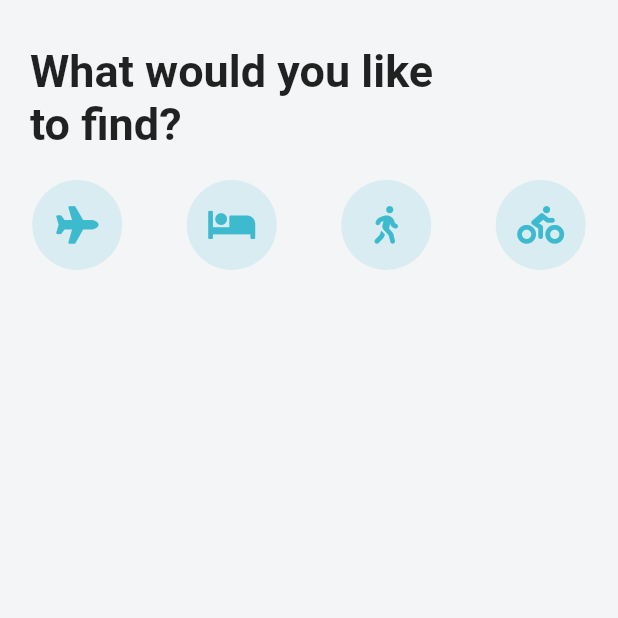
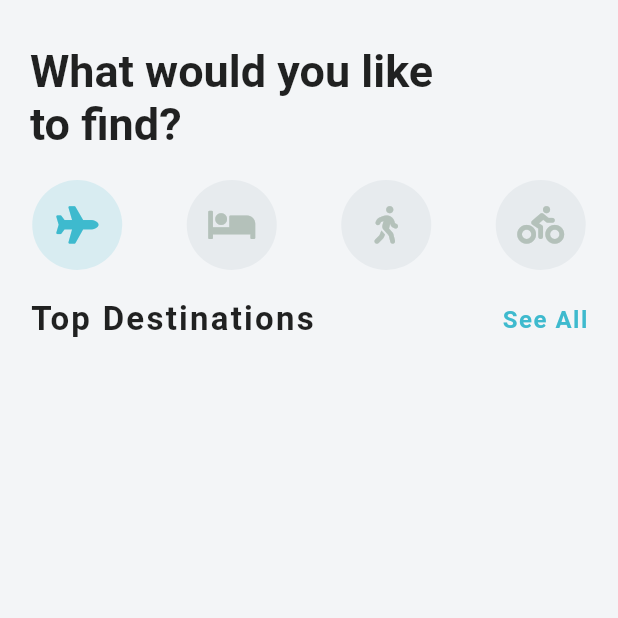
Before and after one commit to lejaaprianza/Flutter-Travel-UI-Clone-Project, a Flutter app: the screen it shows after launch, on a phone screen of 412 x 824 dp, the top half of it. Run offline on Flutter 3.47's test engine with Material 2 defaults, Android fonts, the phone set to English and light mode, and no system bars; our stand-ins replace font_awesome_flutter.

Commit message:
update widget

```diff
--- a/travel_ui_projects/lib/screens/home_screen.dart
+++ b/travel_ui_projects/lib/screens/home_screen.dart
@@ -1,5 +1,6 @@
 import 'package:flutter/material.dart';
 import 'package:font_awesome_flutter/font_awesome_flutter.dart';
+import 'package:travel_ui_projects/widgets/destination_carousel.dart';
 
 class HomeScreen extends StatefulWidget {
   @override
@@ -7,6 +8,7 @@ class HomeScreen extends StatefulWidget {
 }
 
 class _HomeScreenState extends State<HomeScreen> {
+  int _selectedIndex = 0;
   List<IconData> _icons = [
     FontAwesomeIcons.plane,
     FontAwesomeIcons.bed,
@@ -15,17 +17,29 @@ class _HomeScreenState extends State<HomeScreen> {
   ];
 
   Widget _buildIcon(int index) {
-    return Container(
+    return GestureDetector(
+      onTap: () {
+        setState(() {
+          _selectedIndex = index;
+        });
+        print(_selectedIndex);
+      },
+      child: Container(
         height: 60.0,
         width: 60.0,
         decoration: BoxDecoration(
-        color: Theme.of(context).accentColor,
+          color: _selectedIndex == index
+              ? Theme.of(context).accentColor
+              : Color(0xffe7ebee),
           borderRadius: BorderRadius.circular(30.0),
         ),
         child: Icon(
           _icons[index],
           size: 25.0,
-        color: Theme.of(context).primaryColor,
+          color: _selectedIndex == index
+              ? Theme.of(context).primaryColor
+              : Color(0xffb4c1ba),
+        ),
       ),
     );
   }
@@ -57,7 +71,11 @@ class _HomeScreenState extends State<HomeScreen> {
                 .entries
                 .map((MapEntry map) => _buildIcon(map.key))
                 .toList(),
-          )
+          ),
+          SizedBox(
+            height: 20,
+          ),
+          DestinationCarousel()
         ],
       )),
     );
--- /dev/null
+++ b/travel_ui_projects/lib/widgets/destination_carousel.dart
@@ -0,0 +1,37 @@
+import 'package:flutter/material.dart';
+
+class DestinationCarousel extends StatelessWidget {
+  @override
+  Widget build(BuildContext context) {
+    return Column(
+      children: [
+        Padding(
+          padding: EdgeInsets.symmetric(horizontal: 20.0),
+          child: Row(
+            mainAxisAlignment: MainAxisAlignment.spaceBetween,
+            children: [
+              Text(
+                'Top Destinations',
+                style: TextStyle(
+                    fontSize: 22.0,
+                    fontWeight: FontWeight.bold,
+                    letterSpacing: 1.5),
+              ),
+              GestureDetector(
+                onTap: () => print('See All'),
+                child: Text(
+                  'See All',
+                  style: TextStyle(
+                      color: Theme.of(context).primaryColor,
+                      fontSize: 16.0,
+                      fontWeight: FontWeight.w600,
+                      letterSpacing: 1.0),
+                ),
+              )
+            ],
+          ),
+        )
+      ],
+    );
+  }
+}
```
Lines whose indentation alone changed are shown as unchanged.
